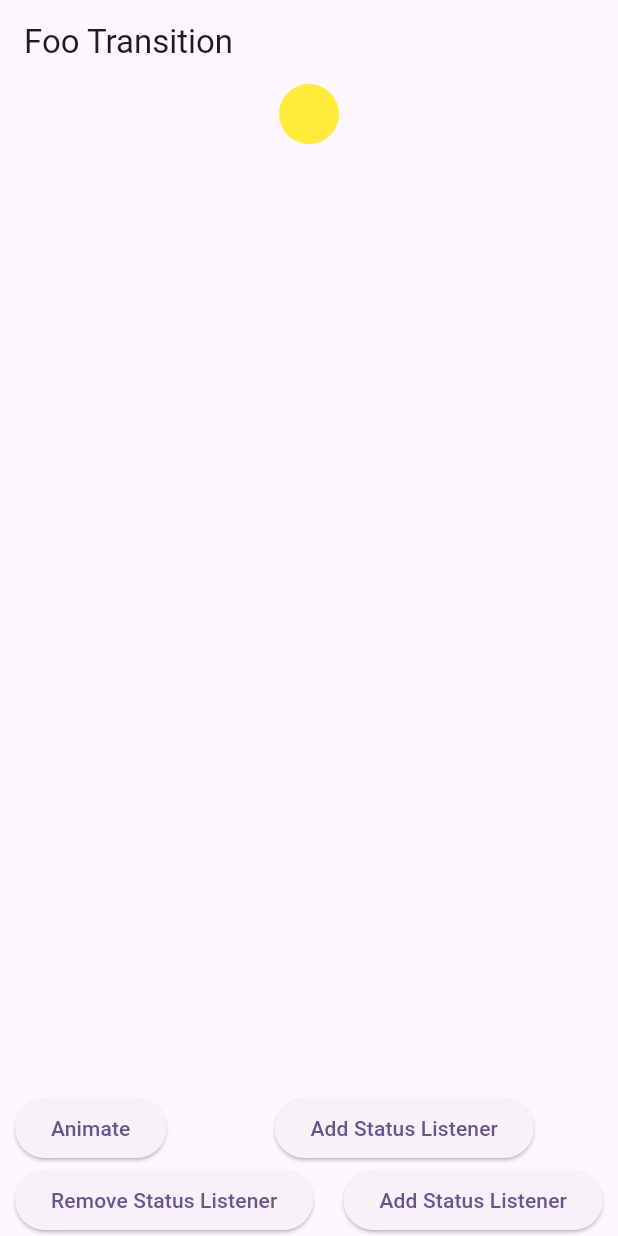
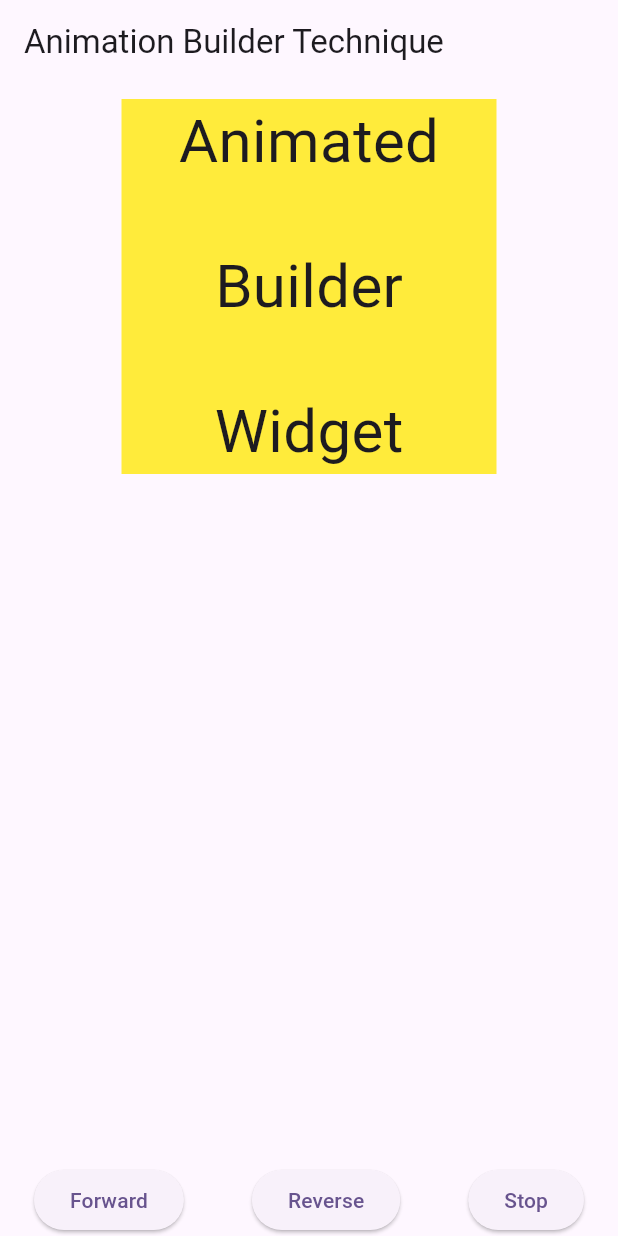
Before and after one commit to bishoyabdmariam/flutter_animations, a Flutter app: the screen it shows after launch, on a phone screen of 412 x 824 dp. Run offline on Flutter 3.47's test engine with Material 3 defaults, Android fonts, the phone set to English and light mode, and no system bars.

Commit message:
end of the 15 videos of playlist

```diff
--- /dev/null
+++ b/lib/animatedBuilder.dart
@@ -0,0 +1,108 @@
+import 'package:flutter/material.dart';
+
+class AnimationBuilders extends StatefulWidget {
+  const AnimationBuilders({super.key});
+
+  @override
+  State<AnimationBuilders> createState() => _AnimationBuildersState();
+}
+
+class _AnimationBuildersState extends State<AnimationBuilders>
+    with SingleTickerProviderStateMixin {
+  late Animation<Color?> animation;
+  late AnimationController animationController;
+
+  @override
+  void dispose() {
+    super.dispose();
+
+    animationController.dispose();
+  }
+
+  @override
+  void initState() {
+    super.initState();
+    animationController = AnimationController(
+      vsync: this,
+      duration: const Duration(seconds: 5),
+      reverseDuration: const Duration(seconds: 2),
+    );
+    animation = ColorTween(end: Colors.blue, begin: Colors.yellow)
+        .animate(animationController);
+  }
+
+  @override
+  Widget build(BuildContext context) {
+    return Scaffold(
+      appBar: AppBar(
+        title: const Text(
+          "Animation Builder Technique",
+        ),
+      ),
+      body: Center(
+        child: Column(
+          children: [
+            const SizedBox(height: 10),
+            AnimatedBuilder(
+                animation: animationController,
+                child: const Column(
+                  mainAxisAlignment: MainAxisAlignment.spaceBetween,
+                  children: [
+                    Text(
+                      "Animated",
+                      style: TextStyle(fontSize: 40),
+                    ),
+                    Text(
+                      "Builder",
+                      style: TextStyle(fontSize: 40),
+                    ),
+                    Text(
+                      "Widget",
+                      style: TextStyle(fontSize: 40),
+                    ),
+                  ],
+                ),
+                builder: (context, child) {
+                  return Container(
+                    height: 250,
+                    width: 250,
+                    color: animation.value,
+                    child: child,
+                  );
+                }),
+            const Spacer(),
+            Row(
+              mainAxisAlignment: MainAxisAlignment.spaceAround,
+              children: [
+                ElevatedButton(
+                  onPressed: () {
+                    animationController.forward();
+                  },
+                  child: const Text(
+                    "Forward",
+                  ),
+                ),
+                ElevatedButton(
+                  onPressed: () {
+                    animationController.reverse();
+                  },
+                  child: const Text(
+                    "Reverse",
+                  ),
+                ),
+                ElevatedButton(
+                  onPressed: () {
+                    animationController.stop();
+                  },
+                  child: const Text(
+                    "Stop",
+                  ),
+                ),
+              ],
+            )
+          ],
+        ),
+      ),
+    );
+  }
+}
--- a/lib/main.dart
+++ b/lib/main.dart
@@ -1,4 +1,5 @@
 import 'package:flutter/material.dart';
+import 'package:flutter_animation/animatedBuilder.dart';
 import 'package:flutter_animation/animated_foo/part_one_foo_duration.dart';
 import 'package:flutter_animation/animation_object/foo_transition.dart';
 import 'package:flutter_animation/tween_animation/screen_one.dart';
@@ -19,7 +20,7 @@ class MyApp extends StatelessWidget {
         colorScheme: ColorScheme.fromSeed(seedColor: Colors.deepPurple),
         useMaterial3: true,
       ),
-      home: const FooTransition(),
+      home: const AnimationBuilders(),
     );
   }
 }
```
